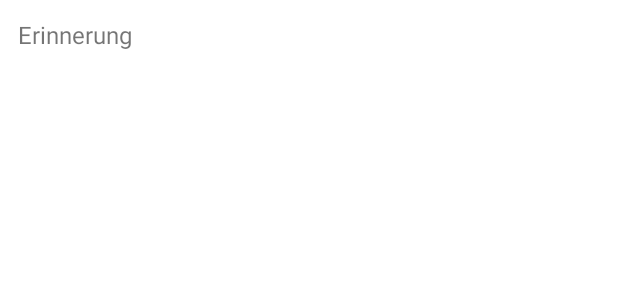
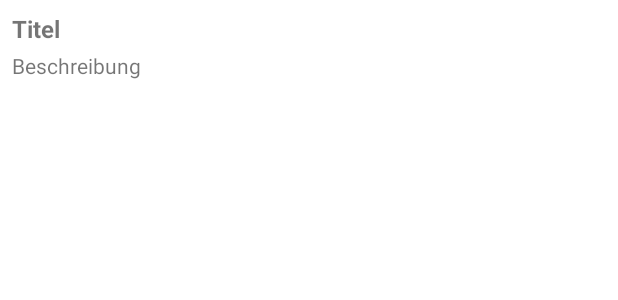
Before and after one commit to ericjodl/ReminderApp, an Android app built with Jetpack Compose: the layout item_reminder.xml on its own in the app's theme, with its tools: preview values and no code run, on a phone screen of 412 x 824 dp. Shown: the top 300 px of the screen. Run offline under Robolectric (Android 15) with nearby library versions, the phone set to English and light mode, and no system bars.

```diff
--- a/app/src/main/java/com/example/reminderapp/data/Reminder.kt
+++ b/app/src/main/java/com/example/reminderapp/data/Reminder.kt
@@ -7,6 +7,6 @@ import androidx.room.PrimaryKey
 data class Reminder(
     @PrimaryKey(autoGenerate = true) val id: Int = 0,
     val title: String,
-    val description: String?,
+    val description: String,
     val timestamp: Long
 )
--- a/app/src/main/res/layout/item_reminder.xml
+++ b/app/src/main/res/layout/item_reminder.xml
@@ -1,16 +1,32 @@
 <?xml version="1.0" encoding="utf-8"?>
-<LinearLayout
+<androidx.constraintlayout.widget.ConstraintLayout
     xmlns:android="http://schemas.android.com/apk/res/android"
+    xmlns:app="http://schemas.android.com/apk/res-auto"
     android:layout_width="match_parent"
     android:layout_height="wrap_content"
-    android:orientation="vertical"
     android:padding="8dp">
 
+    <!-- Titel der Erinnerung -->
     <TextView
-        android:id="@+id/textViewReminder"
-        android:layout_width="match_parent"
+        android:id="@+id/reminderTitle"
+        android:layout_width="0dp"
         android:layout_height="wrap_content"
-        android:text="Erinnerung"
+        android:text="Titel"
         android:textSize="16sp"
-        android:padding="4dp" />
-</LinearLayout>
+        android:textStyle="bold"
+        app:layout_constraintStart_toStartOf="parent"
+        app:layout_constraintTop_toTopOf="parent"
+        app:layout_constraintEnd_toEndOf="parent" />
+
+    <!-- Beschreibung der Erinnerung -->
+    <TextView
+        android:id="@+id/reminderDescription"
+        android:layout_width="0dp"
+        android:layout_height="wrap_content"
+        android:text="Beschreibung"
+        android:textSize="14sp"
+        app:layout_constraintStart_toStartOf="parent"
+        app:layout_constraintTop_toBottomOf="@id/reminderTitle"
+        app:layout_constraintEnd_toEndOf="parent"
+        android:layout_marginTop="4dp" />
+</androidx.constraintlayout.widget.ConstraintLayout>
```
Also changed, not shown: app/src/main/java/com/example/reminderapp/CreateReminderActivity.kt (+23 -11 lines), app/src/main/java/com/example/reminderapp/MainActivity.kt (+22 -6 lines), app/src/main/java/com/example/reminderapp/ReminderAdapter.kt (+17 -13 lines), app/src/main/java/com/example/reminderapp/ReminderViewModel.kt (added, +32 -0 lines), app/src/main/res/layout/create_reminder_activity.xml (+4 -4 lines).
